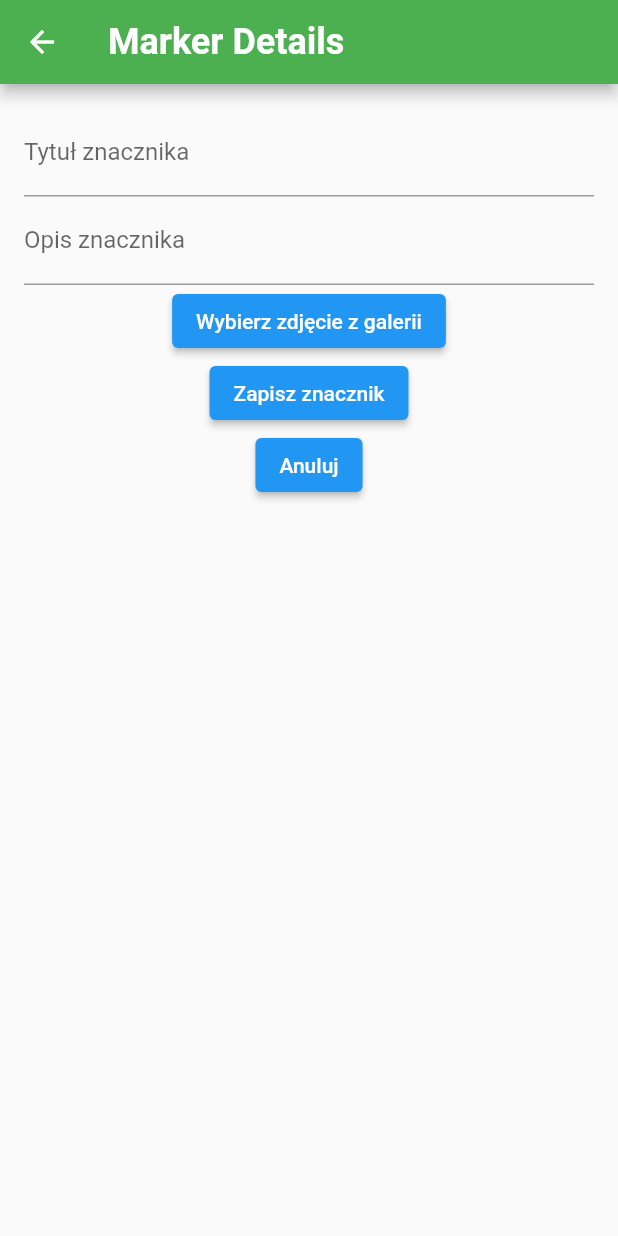
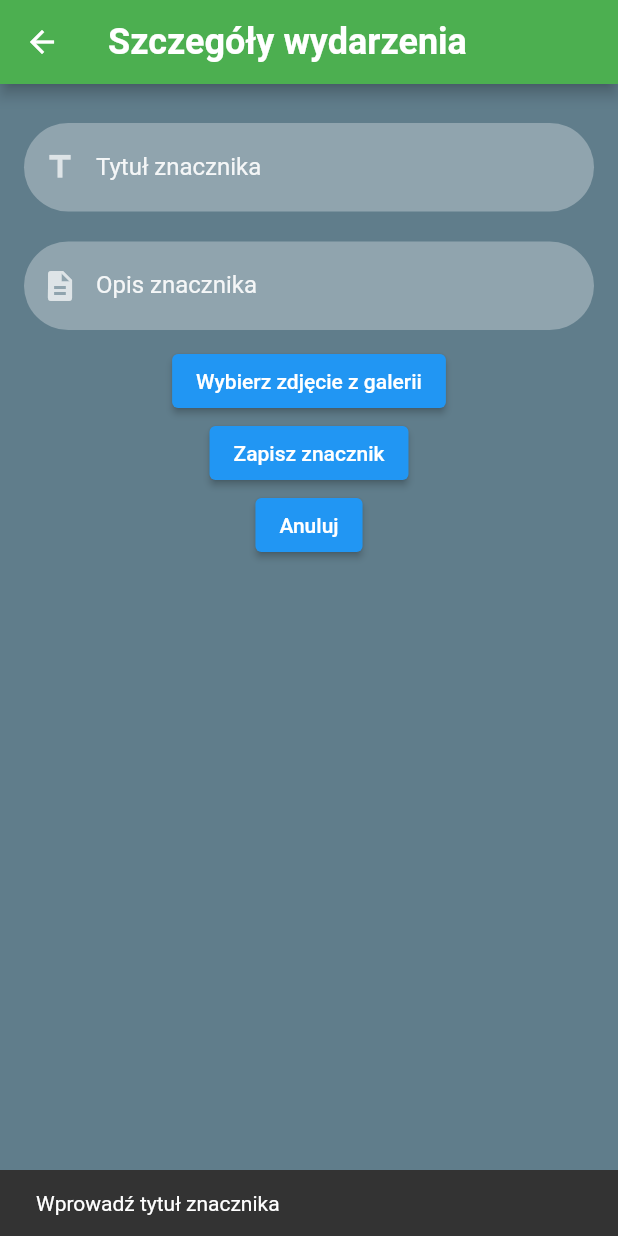
Before and after one commit to lukas5555510/projekt_inz, a Flutter app: the MarkerDetailsScreen screen opened directly with empty values, after a tap on "Zapisz znacznik", on a phone screen of 412 x 824 dp. Run offline on Flutter 3.47's test engine with Material 2 defaults, Android fonts, the phone set to English and light mode, and no system bars; our stand-ins replace firebase_auth, firebase_core, google_maps_flutter, image_picker, location; accounts and stored records are empty.

Commit message:
Zmiana wyglądu strony ze szczegółami

```diff
--- a/lib/Ekrany/ekran_dodawania_wydarzenia.dart
+++ b/lib/Ekrany/ekran_dodawania_wydarzenia.dart
@@ -2,8 +2,10 @@ import 'package:flutter/material.dart';
 import 'package:image_picker/image_picker.dart';
 import 'dart:io';
 
+import 'package:inzynierka/Reusable_widgets/reusable_widget.dart';
+
 class MarkerDetailsScreen extends StatefulWidget {
-  final void Function(String title, String snippet, File? imageFile) onMarkerSaved; // Zaktualizowany typ funkcji
+  final void Function(String title, String snippet, File? imageFile) onMarkerSaved;
   final void Function() onMarkerCancelled;
 
   const MarkerDetailsScreen({
@@ -21,6 +23,8 @@ class _MarkerDetailsScreenState extends State<MarkerDetailsScreen> {
   String snippet = '';
   File? imageFile;
   final ImagePicker _picker = ImagePicker();
+  final TextEditingController titleController = TextEditingController();
+  final TextEditingController snippetController = TextEditingController();
 
   Future<void> _pickImage() async {
     final XFile? pickedImage = await _picker.pickImage(source: ImageSource.gallery);
@@ -31,33 +35,27 @@ class _MarkerDetailsScreenState extends State<MarkerDetailsScreen> {
     }
   }
 
+  void _showSnackbar(BuildContext context, String message) {
+    ScaffoldMessenger.of(context).showSnackBar(SnackBar(content: Text(message)));
+  }
+
   @override
   Widget build(BuildContext context) {
     return Scaffold(
+      backgroundColor: Colors.blueGrey, // Zmień kolor tła
       appBar: AppBar(
         backgroundColor: Colors.green,
-        title: const Text('Marker Details', style: TextStyle(fontSize: 24, fontWeight: FontWeight.bold)),
+        title: const Text('Szczegóły wydarzenia', style: TextStyle(fontSize: 24, fontWeight: FontWeight.bold)),
       ),
-      body: Padding(
+      body: SingleChildScrollView( // Dodaj SingleChildScrollView
         padding: const EdgeInsets.all(16),
         child: Column(
           children: [
-            TextField(
-              onChanged: (text) {
-                setState(() {
-                  title = text;
-                });
-              },
-              decoration: const InputDecoration(labelText: 'Tytuł znacznika'),
-            ),
-            TextField(
-              onChanged: (text) {
-                setState(() {
-                  snippet = text;
-                });
-              },
-              decoration: const InputDecoration(labelText: 'Opis znacznika'),
-            ),
+            const SizedBox(height: 10,),
+            reusableTextField('Tytuł znacznika', Icons.title, false, titleController),
+            const SizedBox(height: 20,),
+            reusableTextField('Opis znacznika', Icons.description, false, snippetController),
+            const SizedBox(height: 10,),
             ElevatedButton(
               onPressed: _pickImage,
               child: const Text('Wybierz zdjęcie z galerii'),
@@ -66,8 +64,16 @@ class _MarkerDetailsScreenState extends State<MarkerDetailsScreen> {
               Image.file(imageFile!, width: 200, height: 200),
             ElevatedButton(
               onPressed: () {
-                if (title.isNotEmpty && snippet.isNotEmpty) {
-                  widget.onMarkerSaved(title, snippet, imageFile); // Przekazanie trzech argumentów
+                title = titleController.text;
+                snippet = snippetController.text;
+                if (title.isEmpty) {
+                  _showSnackbar(context, 'Wprowadź tytuł znacznika');
+                } else if (snippet.isEmpty) {
+                  _showSnackbar(context, 'Wprowadź opis znacznika');
+                } else if (imageFile == null) {
+                  _showSnackbar(context, 'Dodaj zdjęcie znacznika');
+                } else {
+                  widget.onMarkerSaved(title, snippet, imageFile);
                   Navigator.pop(context);
                 }
               },
@@ -75,7 +81,7 @@ class _MarkerDetailsScreenState extends State<MarkerDetailsScreen> {
             ),
             ElevatedButton(
               onPressed: () {
-                widget.onMarkerCancelled(); // Trigger the cancel callback
+                widget.onMarkerCancelled();
                 Navigator.pop(context);
               },
               child: const Text('Anuluj'),
```
